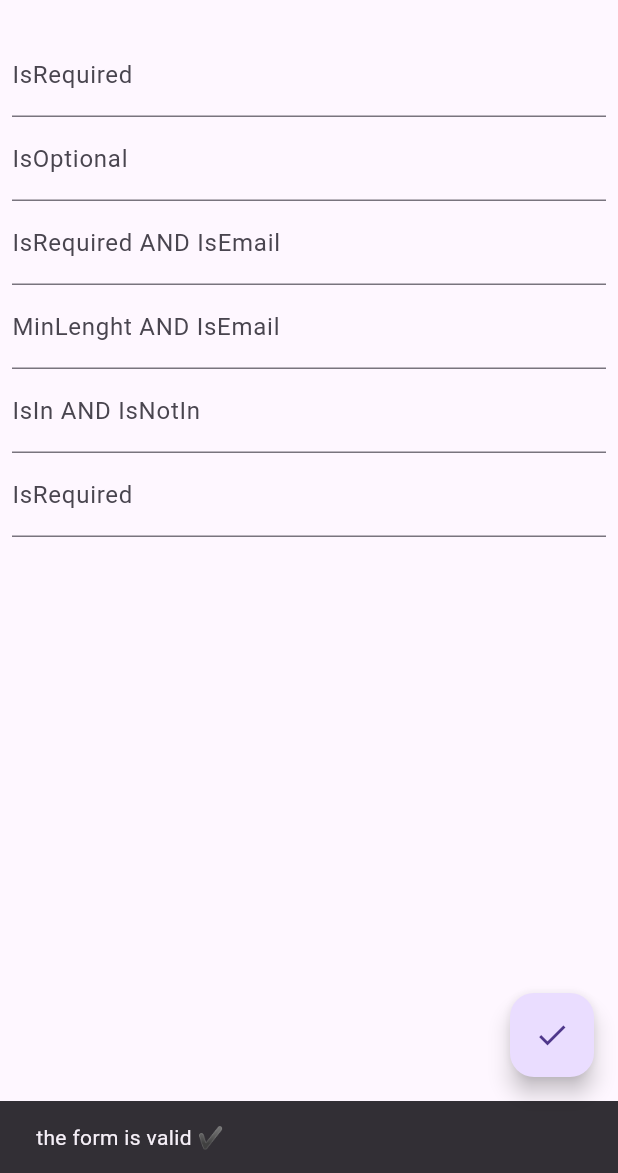
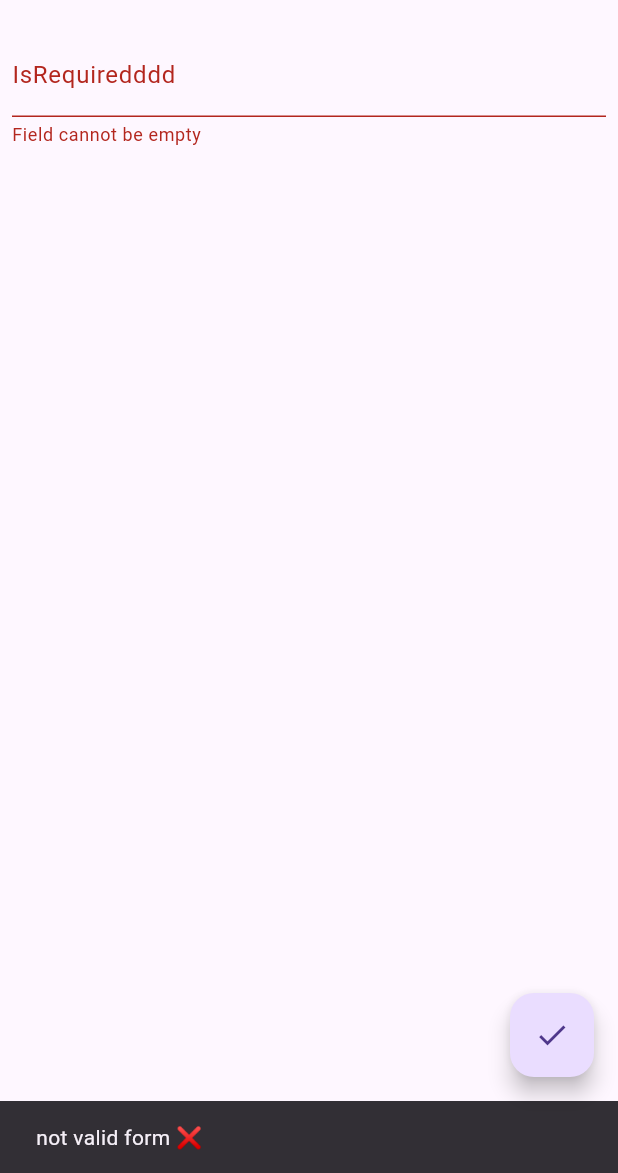
Before and after one commit to Eng-MahmoudBasuony/x_validators, a Flutter app: the screen it shows after launch, after a tap on the "check" icon, on a phone screen of 412 x 824 dp, the part 63-1236 px from its top. Run offline on Flutter 3.47's test engine with Material 3 defaults, Android fonts, the phone set to English and light mode, and no system bars.

Commit message:
fix: 🛠️🐞 Fixed the Bug with v1.0.4

```diff
--- a/example/lib/main.dart
+++ b/example/lib/main.dart
@@ -49,61 +49,61 @@ class HomePage extends StatelessWidget {
           padding: const EdgeInsets.all(8.0),
           child: ListView(
             children: [
+              // TextFormField(
+              //   decoration: const InputDecoration(labelText: 'IsRequired'),
+              //   validator: xValidator([
+              //     IsRequired(),
+              //   ]),
+              // ),
+              // TextFormField(
+              //   decoration: const InputDecoration(labelText: 'IsOptional'),
+              //   validator: xValidator([
+              //     // if the textField contains value the rest of the validators
+              //     // will run else it will pass alidation with checking them
+              //     IsOptional(),
+              //
+              //     /// the input value must be a
+              //     /// valid (`well formatted`) email address
+              //     const IsEmail(),
+              //   ]),
+              // ),
+              // TextFormField(
+              //   decoration:
+              //       const InputDecoration(labelText: 'IsRequired AND IsEmail'),
+              //   validator: xValidator([
+              //     IsRequired(),
+              //
+              //     /// the input value must be a valid (`well formatted`)
+              //     ///  email address
+              //     const IsEmail(),
+              //   ]),
+              // ),
+              // TextFormField(
+              //   decoration:
+              //       const InputDecoration(labelText: 'MinLenght AND IsEmail'),
+              //   validator: xValidator([
+              //     IsRequired(),
+              //
+              //     /// the input min length must be >= 5
+              //     MinLength(10),
+              //
+              //     /// the input max length must be <= 10
+              //     MaxLength(15),
+              //   ]),
+              // ),
+              // TextFormField(
+              //   decoration:
+              //       const InputDecoration(labelText: 'IsIn AND IsNotIn'),
+              //   validator: xValidator(
+              //     [
+              //       IsRequired(),
+              //       IsIn(['white', 'black', 'gray']),
+              //       IsNotIn(['red', 'blue', 'orange']),
+              //     ],
+              //   ),
+              // ),
               TextFormField(
-                decoration: const InputDecoration(labelText: 'IsRequired'),
-                validator: xValidator([
-                  IsRequired(),
-                ]),
-              ),
-              TextFormField(
-                decoration: const InputDecoration(labelText: 'IsOptional'),
-                validator: xValidator([
-                  // if the textField contains value the rest of the validators
-                  // will run else it will pass alidation with checking them
-                  IsOptional(),
-
-                  /// the input value must be a
-                  /// valid (`well formatted`) email address
-                  const IsEmail(),
-                ]),
-              ),
-              TextFormField(
-                decoration:
-                    const InputDecoration(labelText: 'IsRequired AND IsEmail'),
-                validator: xValidator([
-                  IsRequired(),
-
-                  /// the input value must be a valid (`well formatted`)
-                  ///  email address
-                  const IsEmail(),
-                ]),
-              ),
-              TextFormField(
-                decoration:
-                    const InputDecoration(labelText: 'MinLenght AND IsEmail'),
-                validator: xValidator([
-                  IsRequired(),
-
-                  /// the input min length must be >= 5
-                  MinLength(10),
-
-                  /// the input max length must be <= 10
-                  MaxLength(15),
-                ]),
-              ),
-              TextFormField(
-                decoration:
-                    const InputDecoration(labelText: 'IsIn AND IsNotIn'),
-                validator: xValidator(
-                  [
-                    IsRequired(),
-                    IsIn(['white', 'black', 'gray']),
-                    IsNotIn(['red', 'blue', 'orange']),
-                  ],
-                ),
-              ),
-              TextFormField(
-                decoration: const InputDecoration(labelText: 'IsRequired'),
+                decoration: const InputDecoration(labelText: 'IsRequiredddd'),
                 validator: xValidator([
                   // Ensures that the input is not empty with a custom error message.
                   IsRequired("Field cannot be empty"),
--- a/example/pubspec.yaml
+++ b/example/pubspec.yaml
@@ -47,7 +47,7 @@ dev_dependencies:
   # activated in the `analysis_options.yaml` file located at the root of your
   # package. See that file for information about deactivating specific lint
   # rules and activating additional ones.
-  flutter_lints: ^2.0.0
+  flutter_lints: ^3.0.1
 
 # For information on the generic Dart part of this file, see the
 # following page: https://dart.dev/tools/pub/pubspec
--- a/lib/validator.dart
+++ b/lib/validator.dart
@@ -1,10 +1,12 @@
+import 'dart:developer';
+
 import 'package:x_validators/tr.dart';
 
 import 'x_validators.dart';
 
 typedef OnFailureCallBack = void Function(
   /// the text field content
-  String? fieldInput,
+  String? input,
 
   /// the rules for this failed
   List<TextXValidationRule> rules,
@@ -29,12 +31,8 @@ String? Function(String?) xValidator(
 }) {
   return (String? input) {
     //if input is Empty return null (no thing)
-    if (input == null || input.isEmpty) return null;
+    if (input == null) return null;
 
-    /// if the validator loop has any `IsOptional` Rule this will make
-    /// this variables = `true`;
-    /// we will need to decide later on if the loop has
-    /// `IsOptional` rule on it or not
     var isOptional = false;
 
     /// will contains the first failed rule message
```
